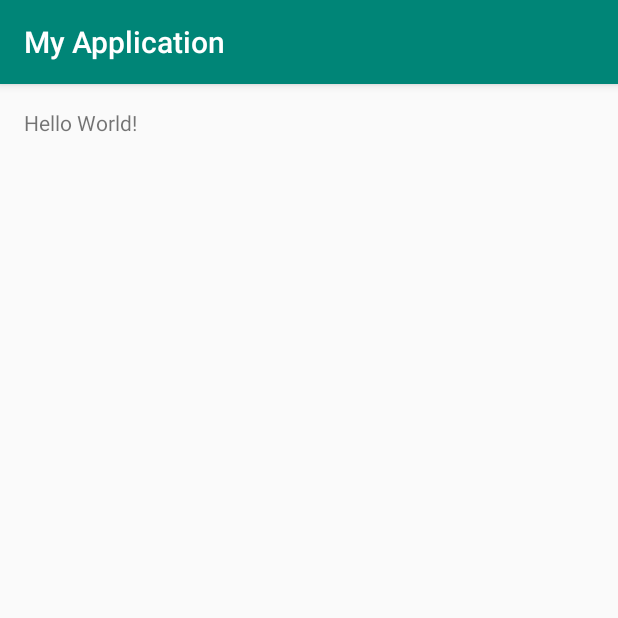
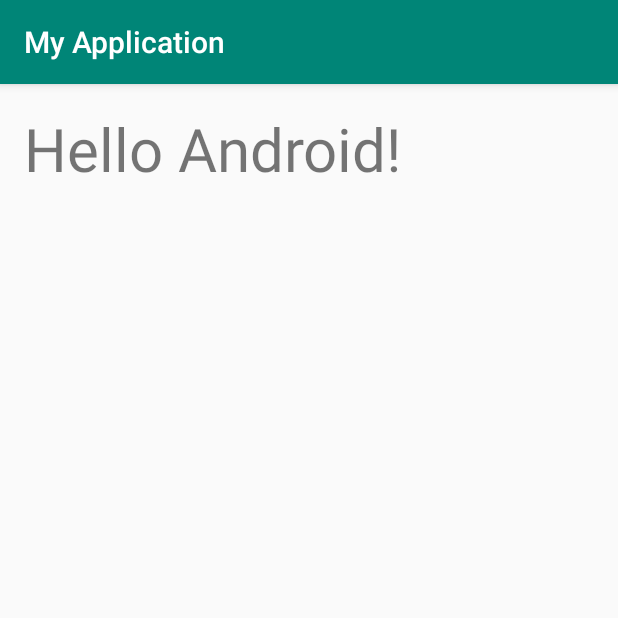
Before and after one commit to shokiogawa/HelloAndroidApp, an Android app: the screen it shows after launch (MainActivity), on a phone screen of 412 x 824 dp, the top half of it. Run offline under Robolectric (Android 15) with nearby library versions, the phone set to English and light mode, and no system bars.

Commit message:
課題提出

```diff
--- a/app/src/main/res/layout/activity_main.xml
+++ b/app/src/main/res/layout/activity_main.xml
@@ -14,6 +14,7 @@
     <TextView
         android:layout_width="wrap_content"
         android:layout_height="wrap_content"
-        android:text="Hello World!"/>
+        android:text="Hello Android!"
+        android:textSize= "40sp"/>
 
 </LinearLayout>
```
